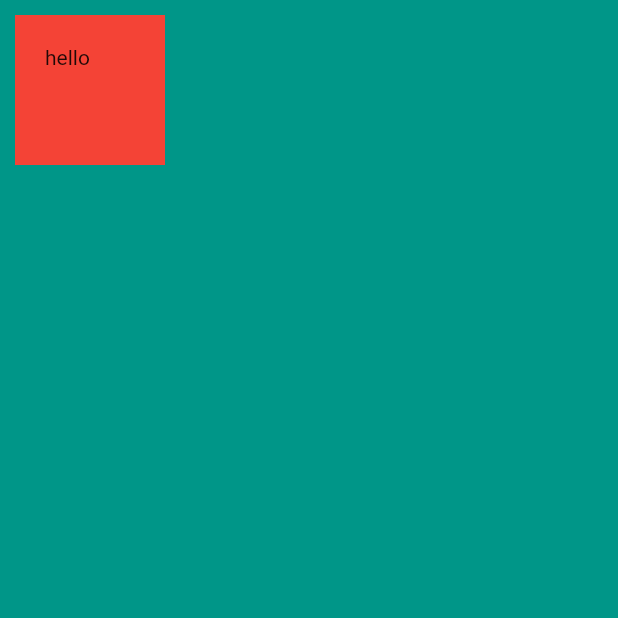
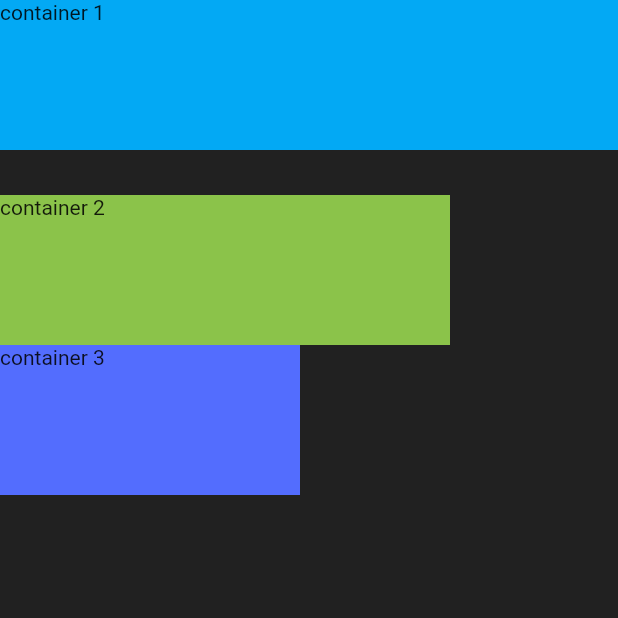
Before and after one commit to Rahullkumr/Flutter-Prac, a Flutter app: the screen it shows after launch, on a phone screen of 412 x 824 dp, the top half of it. Run offline on Flutter 3.47's test engine with Material 2 defaults, Android fonts, the phone set to English and light mode, and no system bars.

Commit message:
little changes

```diff
--- a/lib/main.dart
+++ b/lib/main.dart
@@ -13,15 +13,34 @@ class MyApp extends StatelessWidget {
   Widget build(BuildContext context) {
     return MaterialApp(
       home: Scaffold(
-        backgroundColor: Colors.teal,
+        backgroundColor: Colors.grey[900],
         body: SafeArea(
-          child: Container(
-            color: Colors.red,
-            height: 100.0,
-            width: 100.0,
-            margin: const EdgeInsets.all(10.0),
-            padding: const EdgeInsets.all(20.0),
-            child: const Text("hello"),
+          child: Column(
+            mainAxisAlignment: MainAxisAlignment.start,
+            crossAxisAlignment: CrossAxisAlignment.start,
+            children: [
+              Container(
+                color: Colors.lightBlue,
+                height: 100.0,
+                width: double.infinity,
+                child: const Text("container 1"),
+              ),
+              const SizedBox(
+                height: 30.0,
+              ),
+              Container(
+                color: Colors.lightGreen,
+                height: 100.0,
+                width: 300.0,
+                child: const Text("container 2"),
+              ),
+              Container(
+                color: Colors.indigoAccent,
+                height: 100.0,
+                width: 200.0,
+                child: const Text("container 3"),
+              )
+            ],
           ),
         ),
       ),
```
